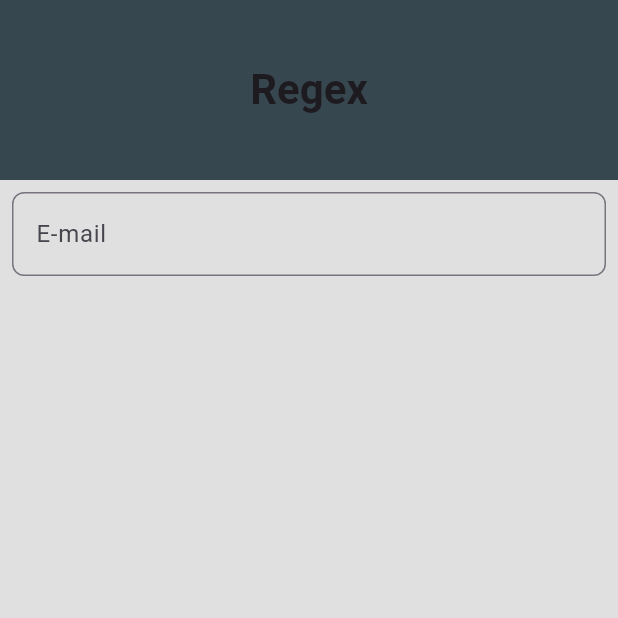
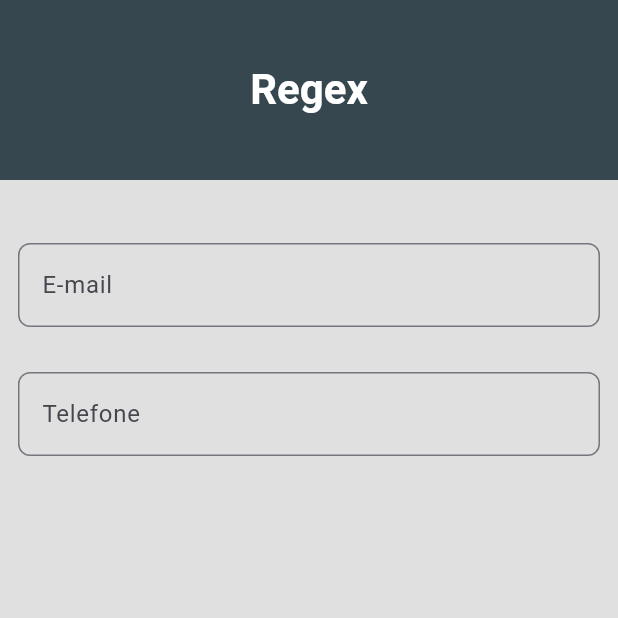
Before and after one commit to guilhermeSchiochet/Regex, a Flutter app: the screen it shows after launch, on a phone screen of 412 x 824 dp, the top half of it. Run offline on Flutter 3.47's test engine with Material 2 defaults, Android fonts, the phone set to English and light mode, and no system bars; our stand-ins replace mask_text_input_formatter.

Commit message:
Development completed
1. reated and implemented new features, such as a class responsible for creating the TextFormField to save code.
2. Changed the app icon for both Android and iOS platforms.

```diff
--- a/regex/lib/presentation/app.dart
+++ b/regex/lib/presentation/app.dart
@@ -1,6 +1,7 @@
 import 'package:flutter/material.dart';
 import 'package:regex/data/repositories/regex_repository.dart';
 import 'package:regex/domain/usecases/validate_email_usecase.dart';
+import 'package:regex/domain/usecases/validate_phone_number_usecase.dart';
 import 'package:regex/presentation/screens/home_page.dart';
 import 'package:regex/presentation/widgets/theme_app.dart';
 
@@ -12,13 +13,16 @@ class AppRegex extends StatefulWidget {
 }
 
 class _AppRegexState extends State<AppRegex> {
+
   late final regexRepository;
   late final validateEmailUseCase;
+  late final validatePhoneNumberUseCase;
 
   @override
   void initState() {
     regexRepository = RegexRepositoryImpl();
     validateEmailUseCase = ValidateEmailUseCase(regexRepository);
+    validatePhoneNumberUseCase = ValidatePhomeMumberUseCase(regexRepository);
     super.initState();
   }
 
@@ -27,7 +31,10 @@ class _AppRegexState extends State<AppRegex> {
     return MaterialApp(
       theme: ThemeApp.themeData,
       debugShowCheckedModeBanner: false,
-      home: HomePage(validateEmailUseCase: validateEmailUseCase)
+      home: HomePage(
+        validateEmailUseCase: validateEmailUseCase,
+        validatePhoneNumberUseCase: validatePhoneNumberUseCase,
+      )
     );
   }
 }
--- a/regex/lib/presentation/screens/home_page.dart
+++ b/regex/lib/presentation/screens/home_page.dart
@@ -1,13 +1,16 @@
 import 'package:flutter/material.dart';
 import 'package:regex/domain/usecases/validate_email_usecase.dart';
+import 'package:regex/domain/usecases/validate_phone_number_usecase.dart';
 import 'package:regex/presentation/widgets/email_input_field.dart';
+import 'package:regex/presentation/widgets/phone_input_field.dart';
 import 'package:regex/presentation/widgets/theme_app.dart';
 
 class HomePage extends StatefulWidget {
 
   final ValidateEmailUseCase validateEmailUseCase;
+  final ValidatePhomeMumberUseCase validatePhoneNumberUseCase;
 
-  const HomePage({super.key, required this.validateEmailUseCase});
+  const HomePage({super.key, required this.validateEmailUseCase, required this.validatePhoneNumberUseCase});
 
   @override
   State<HomePage> createState() => _HomePageState();
@@ -33,6 +36,7 @@ class _HomePageState extends State<HomePage> {
         'Regex',
         style: TextStyle(
           fontSize: 28,
+          color: ThemeApp.white,
           fontWeight: FontWeight.w700,
         ),
       ),
@@ -41,11 +45,20 @@ class _HomePageState extends State<HomePage> {
 
   Widget get _widgetsScreen {
     return Padding(
-      padding: const EdgeInsets.all(8.0),
+      padding: const EdgeInsets.all(12.0),
       child: Column(
         children: [
+          SizedBox(
+            height: 30,
+          ),
           EmailInputField(
-            validateEmailUseCase: widget.validateEmailUseCase
+            validateEmailUseCase: widget.validateEmailUseCase,
+          ),
+          SizedBox(
+            height: 30,
+          ),
+          PhoneInputField(
+            validatePhoneUseCase: widget.validatePhoneNumberUseCase,
           )
         ],
       ),
--- a/regex/lib/presentation/widgets/email_input_field.dart
+++ b/regex/lib/presentation/widgets/email_input_field.dart
@@ -1,6 +1,7 @@
 import 'package:flutter/material.dart';
+import 'package:mask_text_input_formatter/mask_text_input_formatter.dart';
 import 'package:regex/domain/usecases/validate_email_usecase.dart';
-import 'package:regex/presentation/widgets/theme_app.dart';
+import 'package:regex/presentation/widgets/text_form_field_builder.dart';
 
 class EmailInputField extends StatefulWidget {
   final ValidateEmailUseCase validateEmailUseCase;
@@ -26,39 +27,26 @@ class _EmailInputFieldState extends State<EmailInputField> {
 
   void _validateEmail(String email) async {
     final isValid = await widget.validateEmailUseCase(email);
-    setState(() {
-      _isValid = isValid;
-      _isInitialValidation = true;
-    });
+
+    if(isValid != _isValid) {
+      setState(() {
+        _isValid = isValid;
+        _isInitialValidation = true;
+      });
+    }
   }
 
   @override
   Widget build(BuildContext context) {
-    return TextFormField(
+    return TextFormFieldBuilder(
+      labelText: 'E-mail',
+      onChanged: _validateEmail,
       controller: _emailController,
-      decoration: InputDecoration(
-        labelText: 'E-mail',
-        hintText: 'Digite o seu e-mail',
-        errorText: _isInitialValidation && !_isValid ? 'E-mail inválido' : null,
-        border: OutlineInputBorder(
-          borderRadius: BorderRadius.circular(8.0),
-        ),
-        focusedBorder: OutlineInputBorder(
-          borderRadius: BorderRadius.circular(8.0),
-          borderSide: BorderSide(color: ThemeApp.blueGrey),
-        ),
-        errorBorder: OutlineInputBorder(
-          borderRadius: BorderRadius.circular(8.0),
-          borderSide: BorderSide(color: Colors.red),
-        ),
-        focusedErrorBorder: OutlineInputBorder(
-          borderRadius: BorderRadius.circular(8.0),
-          borderSide: BorderSide(color: Colors.red),
-        ),
-      ),
+      hintText: 'Digite o seu e-mail',
       keyboardType: TextInputType.emailAddress,
-      autovalidateMode: AutovalidateMode.onUserInteraction,
-      onChanged: _validateEmail,
+      autovalidateMode: AutovalidateMode.onUserInteraction ,
+      errorText: _isInitialValidation && !_isValid ? 'E-mail inválido' : null,
+      formatter: [],
     );
   }
 }
--- a/regex/lib/presentation/widgets/phone_input_field.dart
+++ b/regex/lib/presentation/widgets/phone_input_field.dart
@@ -0,0 +1,54 @@
+import 'package:flutter/material.dart';
+import 'package:mask_text_input_formatter/mask_text_input_formatter.dart';
+import 'package:regex/domain/usecases/validate_phone_number_usecase.dart';
+import 'package:regex/presentation/widgets/text_form_field_builder.dart';
+
+class PhoneInputField extends StatefulWidget {
+  final ValidatePhomeMumberUseCase validatePhoneUseCase;
+
+  const PhoneInputField({Key? key, required this.validatePhoneUseCase}): super(key: key);
+
+  @override
+  _PhoneInputFieldState createState() => _PhoneInputFieldState();
+}
+
+class _PhoneInputFieldState extends State<PhoneInputField> {
+
+  final TextEditingController _phoneController = TextEditingController();
+
+  bool _isValid = true;
+  bool _isInitialValidation = false;
+
+  @override
+  void dispose() {
+    _phoneController.dispose();
+    super.dispose();
+  }
+
+  void _validatePhone(String phone) async {
+    final isValid = await widget.validatePhoneUseCase(phone);
+
+    if(isValid != _isValid) {
+      setState(() {
+        _isValid = isValid;
+        _isInitialValidation = true;
+      });
+    }
+  }
+
+  @override
+  Widget build(BuildContext context) {
+    return TextFormFieldBuilder(
+      labelText: 'Telefone',
+      onChanged: _validatePhone,
+      controller: _phoneController,
+      hintText: 'Digite o seu telefone',
+      keyboardType: TextInputType.phone,
+      autovalidateMode: AutovalidateMode.onUserInteraction ,
+      errorText: _isInitialValidation && !_isValid ? 'Telefone inválido' : null,
+      formatter: [
+        MaskTextInputFormatter(mask: '(##) #####-####')
+      ],
+    );
+  }
+}
--- /dev/null
+++ b/regex/lib/presentation/widgets/text_form_field_builder.dart
@@ -0,0 +1,63 @@
+import 'package:flutter/material.dart';
+import 'package:flutter/services.dart';
+import 'package:regex/presentation/widgets/theme_app.dart';
+
+class TextFormFieldBuilder extends StatelessWidget {
+  final String? labelText;
+  final String? hintText;
+  final String? errorText;
+  final TextEditingController? controller;
+  final TextInputType? keyboardType;
+  final AutovalidateMode? autovalidateMode;
+  final FormFieldValidator<String>? validator;
+  final List<TextInputFormatter> formatter;
+  final void Function(String)? onChanged;
+  final TextInputAction? textInputAction;
+
+  const TextFormFieldBuilder({
+    Key? key,
+    this.errorText,
+    this.labelText,
+    this.hintText,
+    this.controller,
+    this.validator,
+    this.onChanged,
+    this.keyboardType,
+    this.textInputAction,
+    this.autovalidateMode,
+    this.formatter = const [],
+  }) : super(key: key);
+
+  @override
+  Widget build(BuildContext context) {
+    return TextFormField(
+      controller: controller,
+      decoration: InputDecoration(
+        labelText: labelText,
+        hintText: hintText,
+        errorText: errorText,
+        border: OutlineInputBorder(
+          borderRadius: BorderRadius.circular(8.0),
+        ),
+        focusedBorder: OutlineInputBorder(
+          borderRadius: BorderRadius.circular(8.0),
+          borderSide: BorderSide(color: ThemeApp.blueGrey),
+        ),
+        errorBorder: OutlineInputBorder(
+          borderRadius: BorderRadius.circular(8.0),
+          borderSide: BorderSide(color: Colors.red),
+        ),
+        focusedErrorBorder: OutlineInputBorder(
+          borderRadius: BorderRadius.circular(8.0),
+          borderSide: BorderSide(color: Colors.red),
+        ),
+      ),
+      keyboardType: keyboardType,
+      autovalidateMode: autovalidateMode ?? AutovalidateMode.onUserInteraction,
+      validator: validator,
+      textInputAction: textInputAction,
+      onChanged: onChanged,
+      inputFormatters: formatter,
+    );
+  }
+}
--- a/regex/lib/presentation/widgets/theme_app.dart
+++ b/regex/lib/presentation/widgets/theme_app.dart
@@ -1,7 +1,7 @@
 import 'package:flutter/material.dart';
 
 class ThemeApp {
-  static Color blueGrey = Color.fromRGBO(55, 71, 79, 1);
+  static Color blueGrey = Color(0xFF37474F);
 
   static Color white = Color.fromRGBO(255, 255, 255, 1);
 
```
Also changed, not shown: regex/pubspec.yaml (+12 -0 lines), regex/assets/logo.png (added), 27 other files.
